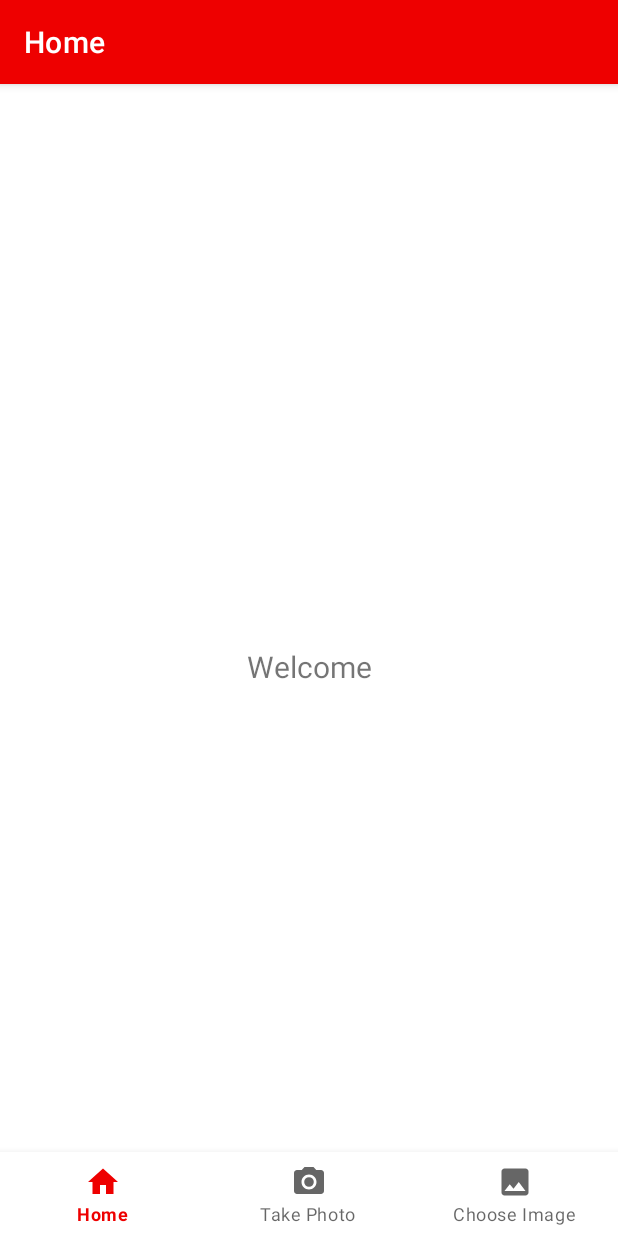
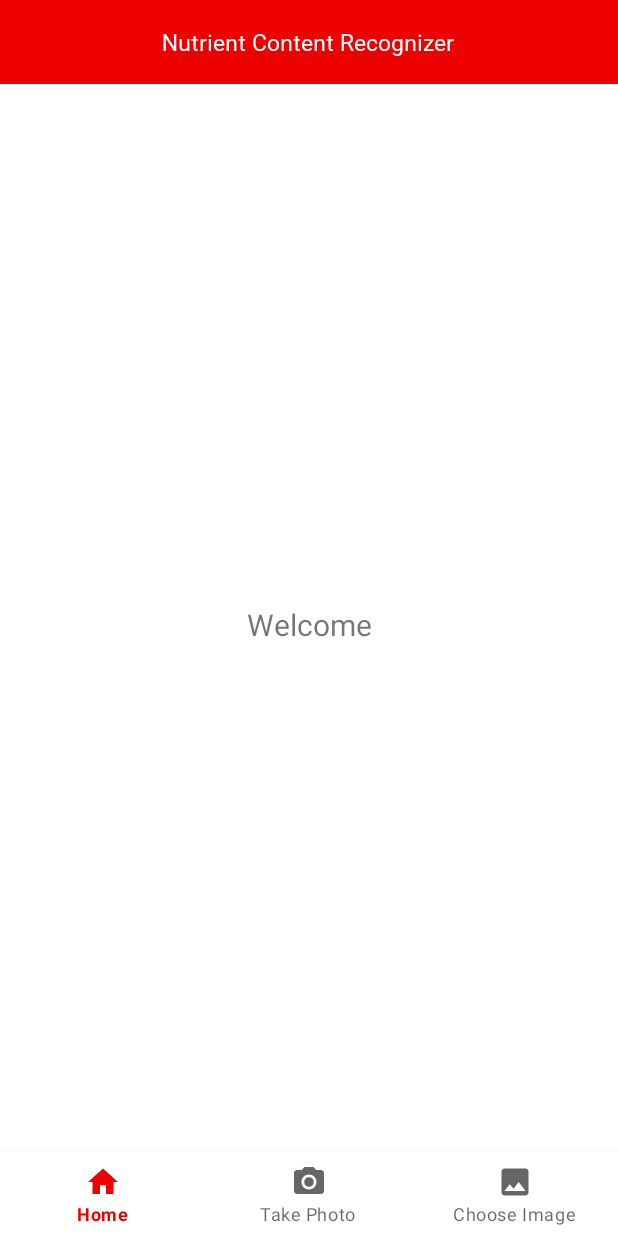
Before and after one commit to bintangedma/intelik, an Android app: the screen it shows after launch (MainActivity), on a phone screen of 412 x 824 dp. Run offline under Robolectric (Android 15) with nearby library versions, the phone set to English and light mode, and no system bars; our stand-ins replace data binding, navigation-ui; libraries missing offline, so code that uses them is left out: android.viewbinding.library; 3 statements that could not run were skipped.

Commit message:
improving UI design

```diff
--- a/app/src/main/AndroidManifest.xml
+++ b/app/src/main/AndroidManifest.xml
@@ -16,8 +16,7 @@
         android:theme="@style/Theme.NutrientContentsRecognizer">
         <activity
             android:name=".MainActivity"
-            android:label="@string/app_name"
-            />
+            android:label="@string/app_name"/>
         <activity android:name=".splash.SplashActivity">
             <intent-filter>
                 <action android:name="android.intent.action.MAIN" />
--- a/app/src/main/java/com/dicoding/nutrientcontentsrecognizer/MainActivity.kt
+++ b/app/src/main/java/com/dicoding/nutrientcontentsrecognizer/MainActivity.kt
@@ -10,25 +10,47 @@ import com.google.android.material.bottomnavigation.BottomNavigationView
 import androidx.appcompat.app.AppCompatActivity
 import androidx.core.app.ActivityCompat
 import androidx.navigation.findNavController
+import androidx.navigation.fragment.NavHostFragment
 import androidx.navigation.ui.AppBarConfiguration
 import androidx.navigation.ui.setupActionBarWithNavController
 import androidx.navigation.ui.setupWithNavController
+import com.dicoding.nutrientcontentsrecognizer.databinding.ActivityMainBinding
 import java.util.jar.Manifest
 
 class MainActivity : AppCompatActivity() {
+    private lateinit var activityMainBinding: ActivityMainBinding
 
     override fun onCreate(savedInstanceState: Bundle?) {
         super.onCreate(savedInstanceState)
-        setContentView(R.layout.activity_main)
-        val navView: BottomNavigationView = findViewById(R.id.nav_view)
 
-        val navController = findNavController(R.id.nav_host_fragment)
-        // Passing each menu ID as a set of Ids because each
-        // menu should be considered as top level destinations.
-        val appBarConfiguration = AppBarConfiguration(setOf(
-                R.id.navigation_home, R.id.take_photo, R.id.choose_image))
-        setupActionBarWithNavController(navController, appBarConfiguration)
-        navView.setupWithNavController(navController)
+        activityMainBinding = ActivityMainBinding.inflate(layoutInflater)
+        setContentView(activityMainBinding.root)
+
+        setSupportActionBar(activityMainBinding.toolbar)
+        supportActionBar?.setDisplayShowTitleEnabled(false)
+
+//        val navView: BottomNavigationView = findViewById(R.id.nav_view)
+//
+//        val navController = findNavController(R.id.nav_host_fragment)
+//        // Passing each menu ID as a set of Ids because each
+//        // menu should be considered as top level destinations.
+//        val appBarConfiguration = AppBarConfiguration(setOf(
+//                R.id.navigation_home, R.id.take_photo, R.id.choose_image))
+//        setupActionBarWithNavController(navController, appBarConfiguration)
+//        navView.setupWithNavController(navController)
+        bottomNavigationConfig()
 
     }
+
+    private fun bottomNavigationConfig(){
+        val navHostFragment = supportFragmentManager.findFragmentById(R.id.nav_host_fragment) as NavHostFragment
+        val navController = navHostFragment.navController
+        val appBarConfiguration = AppBarConfiguration(setOf(
+            R.id.navigation_home, R.id.take_photo, R.id.choose_image
+        ))
+        setupActionBarWithNavController(navController, appBarConfiguration)
+        activityMainBinding.navView.setupWithNavController(navController)
+    }
+
+
 }
--- a/app/src/main/java/com/dicoding/nutrientcontentsrecognizer/ui/camera/CameraFragment.kt
+++ b/app/src/main/java/com/dicoding/nutrientcontentsrecognizer/ui/camera/CameraFragment.kt
@@ -11,13 +11,16 @@ import android.view.ViewGroup
 import androidx.core.app.ActivityCompat
 import androidx.core.content.ContextCompat
 import androidx.fragment.app.Fragment
+import com.dicoding.nutrientcontentsrecognizer.R
 import com.dicoding.nutrientcontentsrecognizer.databinding.FragmentCameraBinding
+import com.google.android.material.floatingactionbutton.FloatingActionButton
 import kotlinx.android.synthetic.main.fragment_camera.*
 import android.Manifest
 
 class CameraFragment : Fragment() {
 
     private lateinit var fragmentCameraFragment: FragmentCameraBinding
+    private var bitmapResult: Bitmap? = null
 
     override fun onCreateView(
             inflater: LayoutInflater,
--- a/app/src/main/res/layout/activity_main.xml
+++ b/app/src/main/res/layout/activity_main.xml
@@ -9,6 +9,26 @@
         android:layout_width="match_parent"
         android:layout_height="match_parent"
         tools:context=".MainActivity">
+        <com.google.android.material.appbar.MaterialToolbar
+            android:id="@+id/toolbar"
+            android:layout_width="match_parent"
+            android:layout_height="?attr/actionBarSize"
+            android:background="@color/purple_500"
+            app:layout_constraintEnd_toEndOf="parent"
+            app:layout_constraintStart_toStartOf="parent"
+            app:layout_constraintTop_toTopOf="parent">
+
+            <TextView
+                android:id="@+id/title"
+                android:layout_width="match_parent"
+                android:layout_height="wrap_content"
+                android:fontFamily="@font/poppins_regular"
+                android:text="@string/app_name"
+                android:textColor="@color/white"
+                android:textSize="15sp"
+                android:textAlignment="center"
+                android:layout_marginEnd="18dp"/>
+        </com.google.android.material.appbar.MaterialToolbar>
 
         <com.google.android.material.bottomnavigation.BottomNavigationView
             android:id="@+id/nav_view"
```
Also changed, not shown: app/src/main/res/layout/fragment_camera.xml (+23 -13 lines), app/src/main/res/layout/fragment_gallery.xml (+20 -11 lines), app/src/main/res/values/themes.xml (+17 -1 lines).
